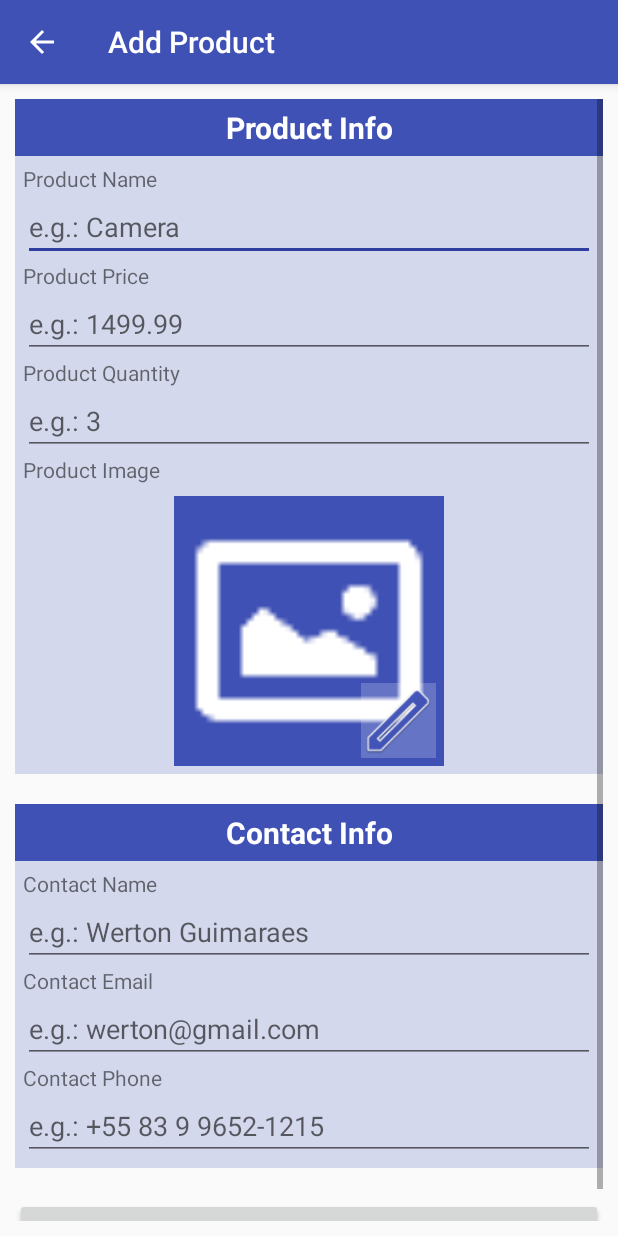
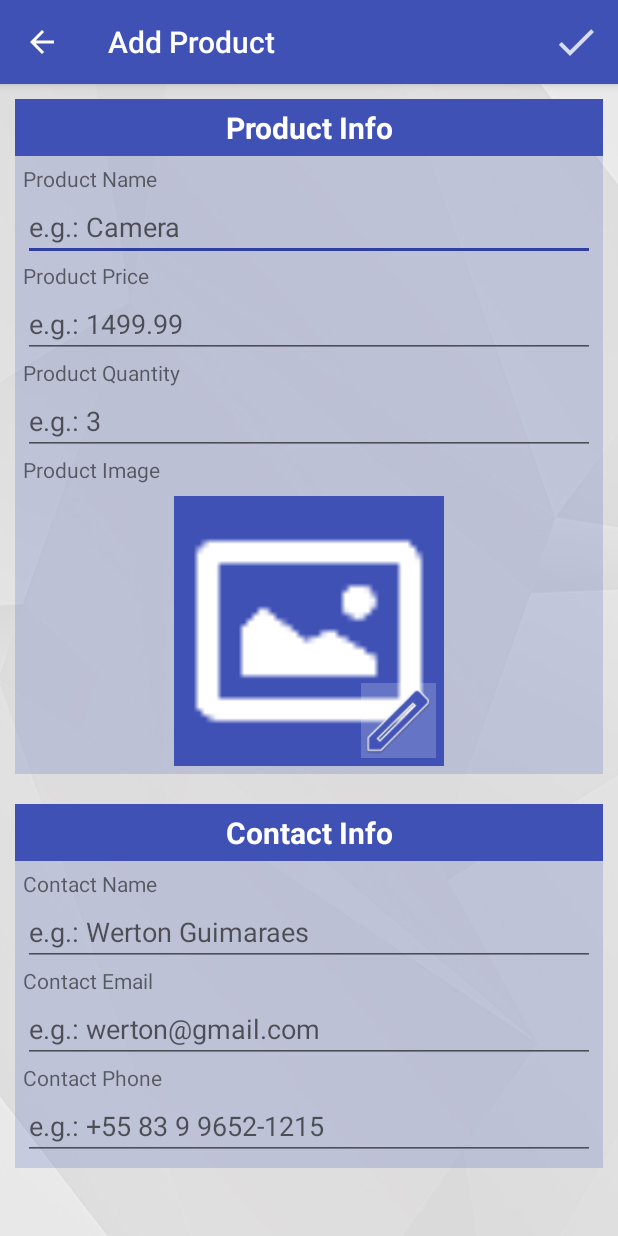
Before and after one commit to WertonGuimaraes/Inventory-App-Stage-2, an Android app: the AddProductActivity screen opened directly, with no data from a screen before it, on a phone screen of 412 x 824 dp. Run offline under Robolectric (Android 15) with nearby library versions, the phone set to English and light mode, and no system bars.

Commit message:
Ajustes finais

```diff
--- a/app/src/main/AndroidManifest.xml
+++ b/app/src/main/AndroidManifest.xml
@@ -12,7 +12,8 @@
         android:roundIcon="@mipmap/ic_launcher_round"
         android:supportsRtl="true"
         android:theme="@style/AppTheme">
-        <activity android:name=".activity.MainActivity">
+        <activity
+            android:name=".activity.MainActivity">
             <intent-filter>
                 <action android:name="android.intent.action.MAIN" />
 
--- a/app/src/main/java/com/udacity/wertonguimaraes/inventoryappstage2/activity/AddProductActivity.java
+++ b/app/src/main/java/com/udacity/wertonguimaraes/inventoryappstage2/activity/AddProductActivity.java
@@ -7,6 +7,8 @@ import android.graphics.drawable.BitmapDrawable;
 import android.net.Uri;
 import android.os.Bundle;
 import android.support.v7.app.AppCompatActivity;
+import android.view.Menu;
+import android.view.MenuInflater;
 import android.view.MenuItem;
 import android.view.View;
 import android.widget.Button;
@@ -32,7 +34,6 @@ public class AddProductActivity extends AppCompatActivity {
     protected ImageView productImage;
     protected ImageView editProductImage;
 
-    protected Button addItem;
     protected ProductDbHelper dbHelper;
 
     @Override
@@ -60,36 +61,11 @@ public class AddProductActivity extends AppCompatActivity {
 
         productImage = findViewById(R.id.iv_product_image);
         editProductImage = findViewById(R.id.edit_product_image);
-
-        addItem = findViewById(R.id.bt_save_item);
     }
 
     private void initButtonListeners() {
-        addItem.setOnClickListener(addItemListener);
         editProductImage.setOnClickListener(editImageProductListener);
     }
-
-    private View.OnClickListener addItemListener = new View.OnClickListener() {
-        @Override
-        public void onClick(View v) {
-            if (allFieldsWasFilled()) {
-                Product product = new Product(null,
-                        productName.getText().toString(),
-                        Double.parseDouble(productPrice.getText().toString()),
-                        Integer.parseInt(productQuantity.getText().toString()),
-                        ((BitmapDrawable) productImage.getDrawable()).getBitmap(),
-                        contactName.getText().toString(),
-                        contactEmail.getText().toString(),
-                        contactPhone.getText().toString());
-
-                dbHelper.insertItem(product);
-                Toast.makeText(getApplicationContext(), getString(R.string.product_added_successfully), Toast.LENGTH_SHORT).show();
-                onBackPressed();
-            } else {
-                Toast.makeText(getApplicationContext(), getString(R.string.info_product_not_complete), Toast.LENGTH_SHORT).show();
-            }
-        }
-    };
 
     private View.OnClickListener editImageProductListener = new View.OnClickListener() {
         @Override
@@ -110,11 +86,40 @@ public class AddProductActivity extends AppCompatActivity {
     }
 
     @Override
+    public boolean onCreateOptionsMenu(Menu menu) {
+        MenuInflater inflater = getMenuInflater();
+        inflater.inflate(R.menu.create_acitvity, menu);
+        return true;
+    }
+
+    @Override
     public boolean onOptionsItemSelected(MenuItem item) {
-        if (item.getItemId() == android.R.id.home) {
-            onBackPressed();
+        switch (item.getItemId()) {
+            case (android.R.id.home):
+                onBackPressed();
+                return true;
+            case (R.id.action_confirm_create):
+                if (allFieldsWasFilled()) {
+                    Product product = new Product(null,
+                            productName.getText().toString(),
+                            Double.parseDouble(productPrice.getText().toString()),
+                            Integer.parseInt(productQuantity.getText().toString()),
+                            ((BitmapDrawable) productImage.getDrawable()).getBitmap(),
+                            contactName.getText().toString(),
+                            contactEmail.getText().toString(),
+                            contactPhone.getText().toString());
+
+                    dbHelper.insertItem(product);
+                    Toast.makeText(getApplicationContext(), getString(R.string.product_added_successfully), Toast.LENGTH_SHORT).show();
+                    onBackPressed();
+                } else {
+                    Toast.makeText(getApplicationContext(), getString(R.string.info_product_not_complete), Toast.LENGTH_SHORT).show();
+                }
+                return true;
+            default:
+                return super.onOptionsItemSelected(item);
+
         }
-        return super.onOptionsItemSelected(item);
     }
 
     @Override
--- a/app/src/main/res/layout/activity_add_product.xml
+++ b/app/src/main/res/layout/activity_add_product.xml
@@ -4,6 +4,7 @@
     android:layout_width="match_parent"
     android:layout_height="match_parent"
     android:padding="10dp"
+    android:background="@drawable/background"
     tools:context="com.udacity.wertonguimaraes.inventoryappstage2.activity.MainActivity">
 
     <LinearLayout
@@ -18,15 +19,5 @@
             android:layout_height="20dp" />
 
         <include layout="@layout/form_contact" />
-
-        <Space
-            android:layout_width="match_parent"
-            android:layout_height="20dp" />
-
-        <Button
-            android:id="@+id/bt_save_item"
-            android:layout_width="match_parent"
-            android:layout_height="wrap_content"
-            android:text="@string/save_product" />
     </LinearLayout>
 </ScrollView>
--- a/app/src/main/res/layout/activity_main.xml
+++ b/app/src/main/res/layout/activity_main.xml
@@ -5,6 +5,7 @@
     android:layout_height="match_parent"
     android:orientation="vertical"
     android:padding="10dp"
+    android:background="@drawable/background"
     tools:context="com.udacity.wertonguimaraes.inventoryappstage2.activity.MainActivity">
 
     <TextView
--- a/app/src/main/res/layout/activity_view_product.xml
+++ b/app/src/main/res/layout/activity_view_product.xml
@@ -5,6 +5,7 @@
     android:layout_width="match_parent"
     android:layout_height="match_parent"
     android:padding="10dp"
+    android:background="@drawable/background"
     tools:context="com.udacity.wertonguimaraes.inventoryappstage2.activity.MainActivity">
 
     <LinearLayout
--- /dev/null
+++ b/app/src/main/res/menu/create_acitvity.xml
@@ -0,0 +1,10 @@
+<menu xmlns:android="http://schemas.android.com/apk/res/android"
+    xmlns:app="http://schemas.android.com/apk/res-auto">
+
+    <!-- "Mark Favorite", should appear as action button if possible -->
+    <item
+        android:id="@+id/action_confirm_create"
+        android:icon="@drawable/ic_action_check"
+        android:title="@string/save_product"
+        app:showAsAction="always"/>
+</menu>
--- a/app/src/main/res/values/styles.xml
+++ b/app/src/main/res/values/styles.xml
@@ -6,6 +6,7 @@
         <item name="colorPrimary">@color/colorPrimary</item>
         <item name="colorPrimaryDark">@color/colorPrimaryDark</item>
         <item name="colorAccent">@color/colorPrimaryDark</item>
+        <item name="android:windowAnimationStyle">@null</item>
     </style>
 
     <style name="TopicStyle">
```
Also changed, not shown: app/src/main/java/com/udacity/wertonguimaraes/inventoryappstage2/activity/EditProductActivity.java (+34 -13 lines), app/src/main/res/menu/edit_acitvity.xml (added, +10 -0 lines), app/src/main/res/drawable-hdpi/ic_action_check.png (added), app/src/main/res/drawable-mdpi/ic_action_check.png (added), app/src/main/res/drawable-xhdpi/ic_action_check.png (added), app/src/main/res/drawable-xxhdpi/ic_action_check.png (added), app/src/main/res/drawable/background.png (added).
